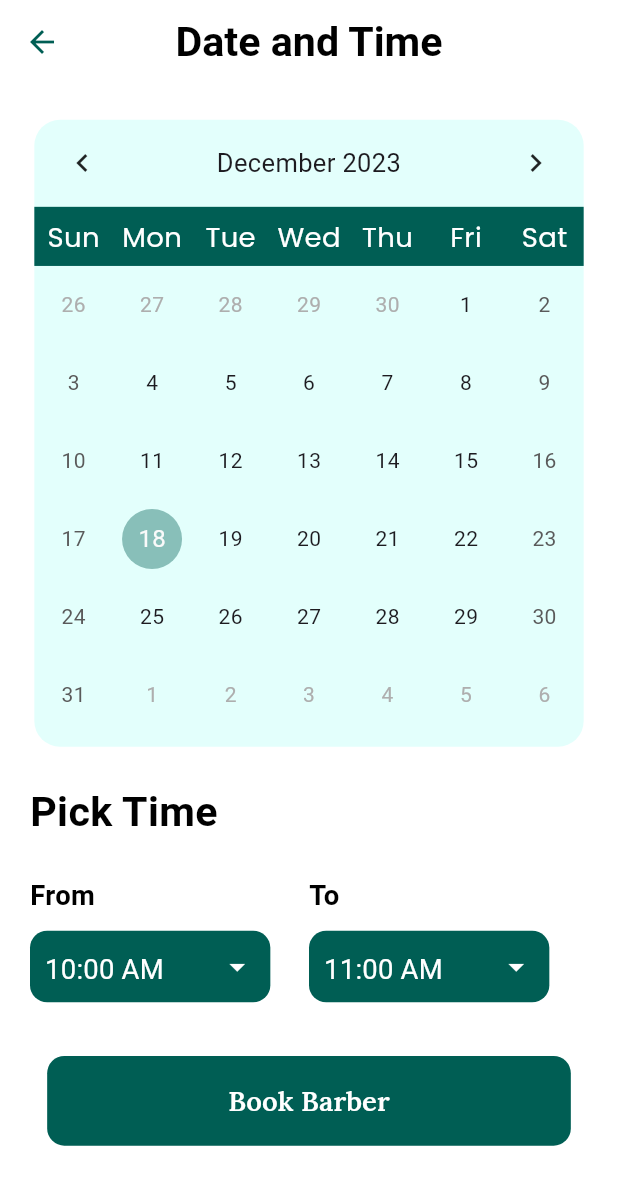
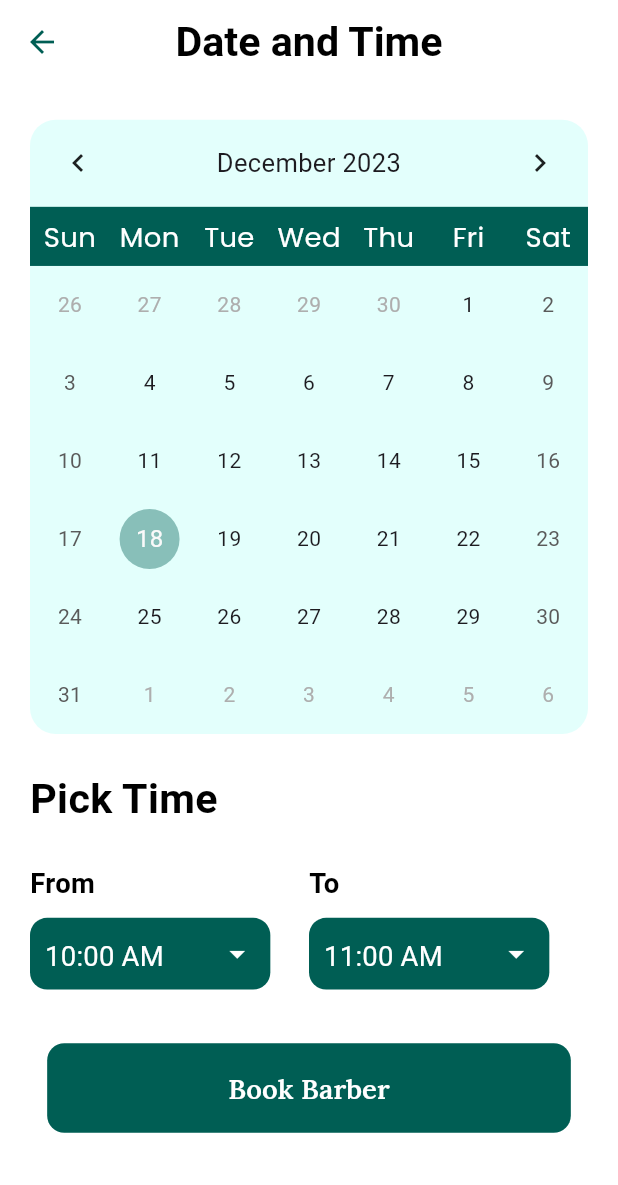
Before and after one commit to TheScriptRailoth/Hair-Haven, a Flutter app: the DateAndTimeScreen screen opened directly, on a phone screen of 412 x 824 dp. Shown: the top 1185 px of the screen. Run offline on Flutter 3.47's test engine with Material 3 defaults, Android fonts, the phone set to English and light mode, and no system bars; drawn by our look-alikes of table_calendar; our stand-ins replace flare_flutter, flutter_rating_bar, flutter_screenutil, font_awesome_flutter, get, google_fonts and 4 more; missing offline and left inert: dart:ffi, social_media_buttons.

Commit message:
HAIR-HAVEN: Updated Booking screens
Signed-off-by: Ashutosh <am3718440@gmail.com>

```diff
--- a/lib/presentation/pages/date_and_time_screen.dart
+++ b/lib/presentation/pages/date_and_time_screen.dart
@@ -66,9 +66,12 @@ class _DateAndTimeScreenState extends State<DateAndTimeScreen> {
               mainAxisSize: MainAxisSize.max,
               crossAxisAlignment: CrossAxisAlignment.center,
               children: [
-                  Container(
-                  height: 350.h,
-                  width: 320.w,
+                  LayoutBuilder(
+                    builder: (BuildContext context, BoxConstraints constraints) {
+                      return Container(
+                        constraints: BoxConstraints(
+                          maxWidth: constraints.maxWidth,
+                        ),
                         decoration: BoxDecoration(
                           borderRadius: BorderRadius.circular(15.r),
                           color: Color(0xffE3FFFC),
@@ -132,6 +135,8 @@ class _DateAndTimeScreenState extends State<DateAndTimeScreen> {
                             _focusedDay = focusedDay;
                           },
                         ),
+                      );
+                    },
                   ),
                 ],
               ),
--- a/lib/presentation/pages/payment-screens/amount_screen.dart
+++ b/lib/presentation/pages/payment-screens/amount_screen.dart
@@ -387,7 +387,7 @@ class _PaymentAmountScreenState extends State<PaymentAmountScreen> {
               child: TextButton(
                 onPressed: (){
                   Navigator.push(context,MaterialPageRoute(builder: (context){
-                    return PaymentCompleteScreen();
+                    return PaymentCompleteScreen(SalonName: widget.salonName, TotalAmount: _amountController.text);
                   }));
                 }, child: Text("Next", style: GoogleFonts.lora(
                   fontWeight: FontWeight.w600,
```
Also changed, not shown: lib/presentation/pages/payment-screens/payment_complete_screen.dart (+14 -6 lines), lib/presentation/pages/schedule_appointment_page.dart (+26 -22 lines). Lines whose indentation alone changed are shown as unchanged.
